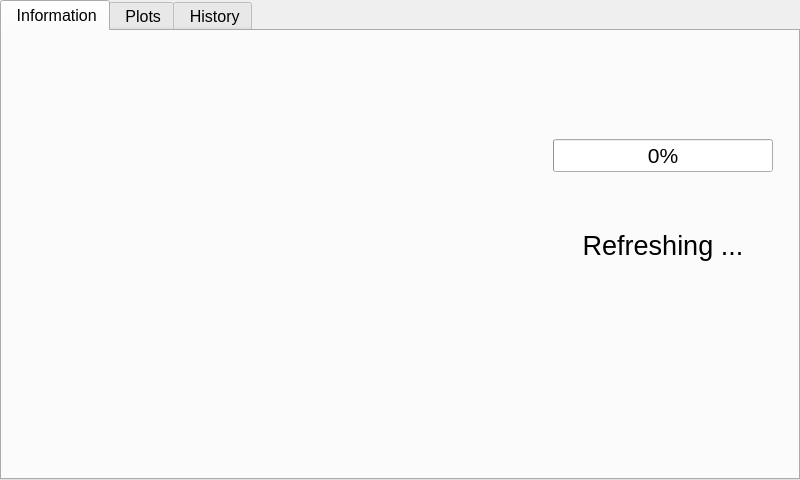
Old version of the form gui/ble_gui.ui in the repository LowellInstruments/ddh_new.
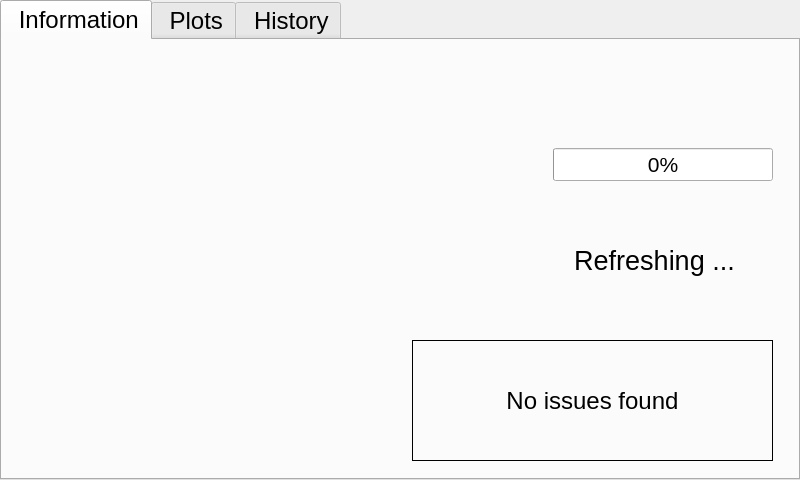
New version of the form. Icons and pictures are not drawn.

Patch:
```diff
--- a/gui/ble_gui.ui
+++ b/gui/ble_gui.ui
@@ -36,7 +36,7 @@
   </property>
   <property name="font">
    <font>
-    <pointsize>12</pointsize>
+    <pointsize>18</pointsize>
    </font>
   </property>
   <property name="windowTitle">
@@ -122,7 +122,7 @@
         </font>
        </property>
        <property name="text">
-        <string>&lt;bleshort&gt;</string>
+        <string>&lt;ble&gt;</string>
        </property>
        <property name="alignment">
         <set>Qt::AlignCenter</set>
@@ -391,7 +391,7 @@
       <x>410</x>
       <y>160</y>
       <width>361</width>
-      <height>261</height>
+      <height>121</height>
      </rect>
     </property>
     <property name="sizePolicy">
@@ -401,6 +401,30 @@
      </sizepolicy>
     </property>
     <layout class="QGridLayout" name="gridLayout_8">
+     <item row="0" column="1">
+      <widget class="QLabel" name="lbl_out">
+       <property name="sizePolicy">
+        <sizepolicy hsizetype="Preferred" vsizetype="Preferred">
+         <horstretch>8</horstretch>
+         <verstretch>0</verstretch>
+        </sizepolicy>
+       </property>
+       <property name="font">
+        <font>
+         <pointsize>20</pointsize>
+        </font>
+       </property>
+       <property name="text">
+        <string>Refreshing ...</string>
+       </property>
+       <property name="alignment">
+        <set>Qt::AlignCenter</set>
+       </property>
+       <property name="margin">
+        <number>0</number>
+       </property>
+      </widget>
+     </item>
      <item row="0" column="0">
       <widget class="QLabel" name="img_output">
        <property name="sizePolicy">
@@ -423,51 +447,51 @@
        </property>
       </widget>
      </item>
-     <item row="0" column="1">
-      <widget class="QLabel" name="lbl_output">
-       <property name="sizePolicy">
-        <sizepolicy hsizetype="Preferred" vsizetype="Preferred">
-         <horstretch>13</horstretch>
-         <verstretch>0</verstretch>
-        </sizepolicy>
-       </property>
-       <property name="font">
-        <font>
-         <pointsize>20</pointsize>
-        </font>
-       </property>
-       <property name="text">
-        <string>Refreshing ...</string>
-       </property>
-       <property name="alignment">
-        <set>Qt::AlignCenter</set>
-       </property>
-       <property name="margin">
-        <number>0</number>
-       </property>
-      </widget>
-     </item>
-     <item row="1" column="0" colspan="2">
-      <widget class="QLabel" name="lbl_output_2">
+    </layout>
+   </widget>
+   <widget class="QWidget" name="gridLayoutWidget_8">
+    <property name="geometry">
+     <rect>
+      <x>410</x>
+      <y>300</y>
+      <width>361</width>
+      <height>121</height>
+     </rect>
+    </property>
+    <property name="sizePolicy">
+     <sizepolicy hsizetype="Preferred" vsizetype="Preferred">
+      <horstretch>0</horstretch>
+      <verstretch>0</verstretch>
+     </sizepolicy>
+    </property>
+    <layout class="QGridLayout" name="gridLayout_9">
+     <item row="0" column="0">
+      <widget class="QLabel" name="lbl_error">
        <property name="sizePolicy">
         <sizepolicy hsizetype="Preferred" vsizetype="Preferred">
          <horstretch>8</horstretch>
-         <verstretch>8</verstretch>
+         <verstretch>0</verstretch>
         </sizepolicy>
        </property>
        <property name="font">
         <font>
-         <pointsize>20</pointsize>
+         <pointsize>18</pointsize>
         </font>
        </property>
+       <property name="frameShape">
+        <enum>QFrame::Box</enum>
+       </property>
        <property name="text">
-        <string>&lt;debug&gt;</string>
+        <string>No issues found</string>
        </property>
        <property name="alignment">
         <set>Qt::AlignCenter</set>
        </property>
+       <property name="wordWrap">
+        <bool>true</bool>
+       </property>
        <property name="margin">
-        <number>0</number>
+        <number>10</number>
        </property>
       </widget>
      </item>
```
Left out of the diff: 62 changed lines with no effect on the pictures.
